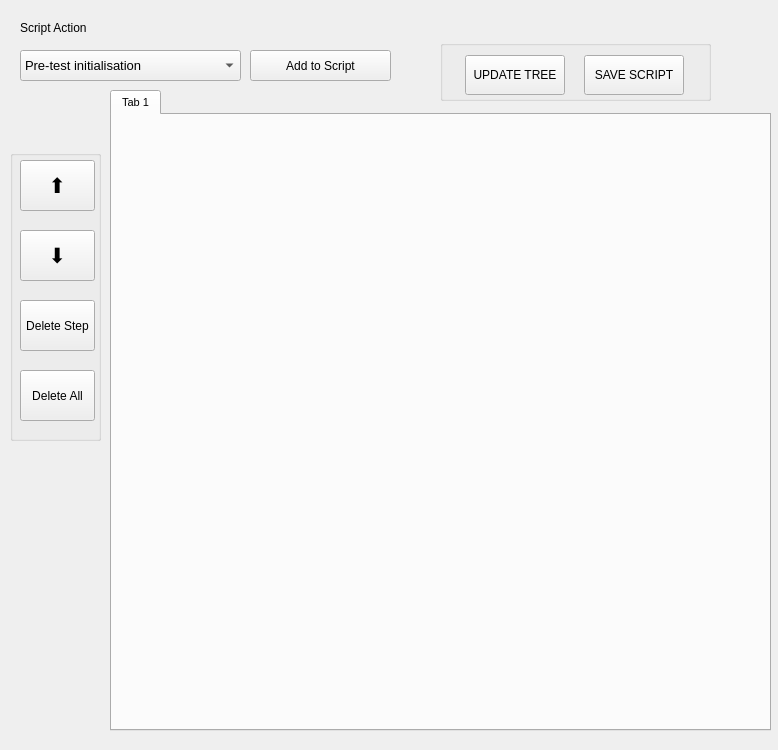
This is Widget_Library/widget_script_editor.ui in 8foldrepo/RF_Balance_Profound as Qt 5 draws it before an edit. The edited form follows.
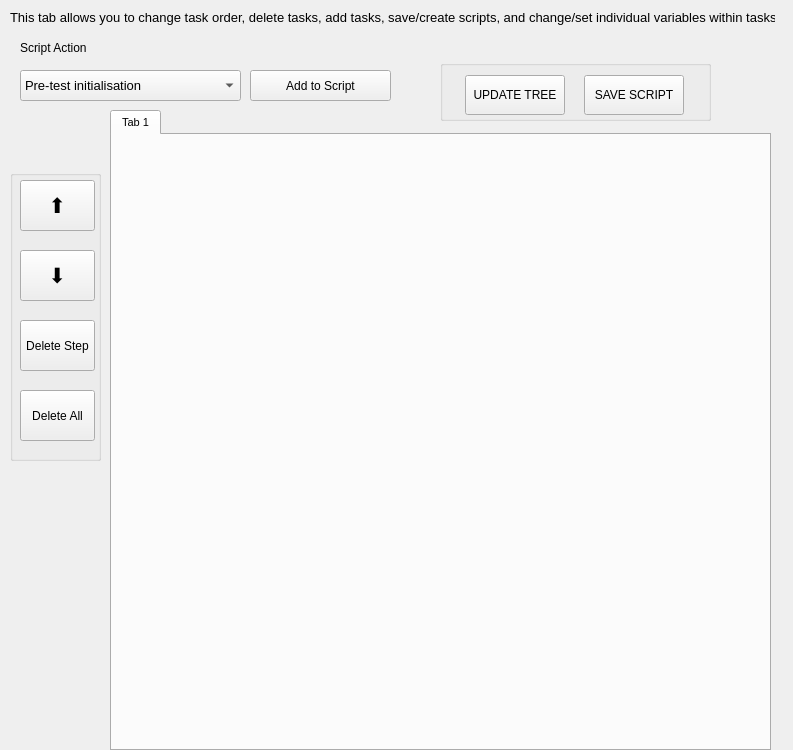
This is the edited form.

```diff
--- a/Widget_Library/widget_script_editor.ui
+++ b/Widget_Library/widget_script_editor.ui
@@ -6,7 +6,7 @@
    <rect>
     <x>0</x>
     <y>0</y>
-    <width>778</width>
+    <width>793</width>
     <height>750</height>
    </rect>
   </property>
@@ -29,7 +29,7 @@
    <property name="geometry">
     <rect>
      <x>110</x>
-     <y>90</y>
+     <y>110</y>
      <width>661</width>
      <height>641</height>
     </rect>
@@ -57,7 +57,7 @@
    <property name="geometry">
     <rect>
      <x>20</x>
-     <y>50</y>
+     <y>70</y>
      <width>221</width>
      <height>31</height>
     </rect>
@@ -145,7 +145,7 @@
    <property name="geometry">
     <rect>
      <x>250</x>
-     <y>50</y>
+     <y>70</y>
      <width>141</width>
      <height>31</height>
     </rect>
@@ -163,7 +163,7 @@
    <property name="geometry">
     <rect>
      <x>10</x>
-     <y>150</y>
+     <y>170</y>
      <width>91</width>
      <height>291</height>
     </rect>
@@ -248,7 +248,7 @@
    <property name="geometry">
     <rect>
      <x>20</x>
-     <y>20</y>
+     <y>40</y>
      <width>71</width>
      <height>16</height>
     </rect>
@@ -266,7 +266,7 @@
    <property name="geometry">
     <rect>
      <x>440</x>
-     <y>40</y>
+     <y>60</y>
      <width>271</width>
      <height>61</height>
     </rect>
@@ -325,6 +325,19 @@
     </item>
    </layout>
   </widget>
+  <widget class="QLabel" name="label">
+   <property name="geometry">
+    <rect>
+     <x>10</x>
+     <y>10</y>
+     <width>765</width>
+     <height>16</height>
+    </rect>
+   </property>
+   <property name="text">
+    <string>&lt;html&gt;&lt;head/&gt;&lt;body&gt;&lt;p&gt;&lt;span style=&quot; font-size:10pt;&quot;&gt;This tab allows you to change task order, delete tasks, add tasks, save/create scripts, and change/set individual variables within tasks&lt;/span&gt;&lt;/p&gt;&lt;/body&gt;&lt;/html&gt;</string>
+   </property>
+  </widget>
  </widget>
  <resources/>
  <connections/>
```
